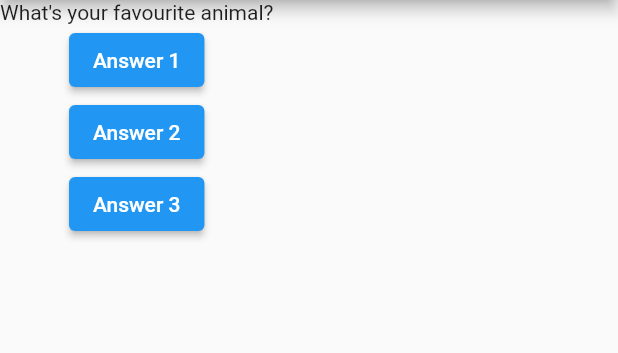
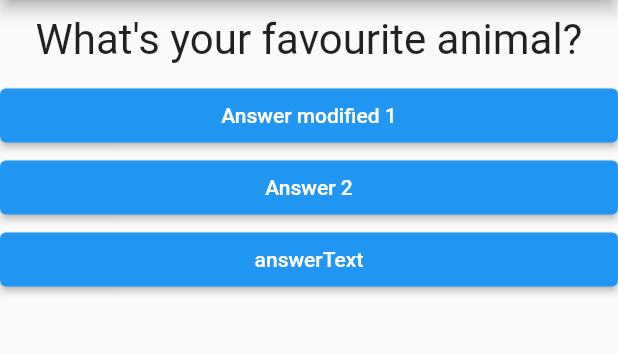
Before and after one commit to DNaranjoDev/old_quiz-app, a Flutter app: the screen it shows after launch, after a tap on "Answer 2", on a phone screen of 412 x 824 dp, the part 84-437 px from its top. Run offline on Flutter 3.47's test engine with Material 2 defaults, Android fonts, the phone set to English and light mode, and no system bars.

Commit message:
Added question & answer widget

```diff
--- /dev/null
+++ b/lib/answer.dart
@@ -0,0 +1,22 @@
+import 'package:flutter/material.dart';
+
+class Answer extends StatelessWidget {
+  String answerText;
+  final VoidCallback selectHandler;
+
+  Answer(this.answerText, this.selectHandler, {super.key});
+
+  @override
+  Widget build(BuildContext context) {
+    return SizedBox(
+      width: double.infinity,
+      child: ElevatedButton(
+        style: ButtonStyle(
+          backgroundColor: MaterialStateProperty.all(Colors.blue),
+        ),
+        onPressed: selectHandler,
+        child: Text(answerText),
+      ),
+    );
+  }
+}
--- a/lib/main.dart
+++ b/lib/main.dart
@@ -1,4 +1,6 @@
 import 'package:flutter/material.dart';
+import './question.dart';
+import './answer.dart';
 
 void main() {
   runApp(MyApp());
@@ -9,31 +11,17 @@ class MyApp extends StatefulWidget {
 
   @override
   State<MyApp> createState() {
-    return MyAppState();
+    return _MyAppState();
   }
 }
 
-class MyAppState extends State<MyApp> {
-  var questionIndex = 0;
-  void answerQuestion1() {
+class _MyAppState extends State<MyApp> {
+  var _questionIndex = 0;
+  void _answerQuestion() {
     setState(() {
-      questionIndex = questionIndex + 1;
+      _questionIndex = _questionIndex + 1;
     });
     print('THE CHOSEN ONE');
-  }
-
-  void answerQuestion2() {
-    setState(() {
-      questionIndex = questionIndex + 1;
-    });
-    print('THE CHOSEN TWO');
-  }
-
-  void answerQuestion3() {
-    setState(() {
-      questionIndex = questionIndex + 1;
-    });
-    print('THE CHOSEN THREE');
   }
 
   @override
@@ -50,20 +38,20 @@ class MyAppState extends State<MyApp> {
         ),
         body: Column(
           children: [
-            Text(
-              questions[questionIndex],
+            Question(
+              questions[_questionIndex],
             ),
-            ElevatedButton(
-              onPressed: answerQuestion1,
-              child: Text('Answer 1'),
+            Answer(
+              'Answer modified 1',
+              _answerQuestion,
             ),
-            ElevatedButton(
-              onPressed: answerQuestion2,
-              child: Text('Answer 2'),
+            Answer(
+              'Answer 2',
+              _answerQuestion,
             ),
-            ElevatedButton(
-              onPressed: answerQuestion3,
-              child: Text('Answer 3'),
+            Answer(
+              'answerText',
+              _answerQuestion,
             ),
           ],
         ),
--- /dev/null
+++ b/lib/question.dart
@@ -0,0 +1,23 @@
+import 'package:flutter/src/widgets/framework.dart';
+import 'package:flutter/src/widgets/placeholder.dart';
+
+import 'package:flutter/material.dart';
+
+class Question extends StatelessWidget {
+  String questionText;
+
+  Question(this.questionText, {super.key});
+
+  @override
+  Widget build(BuildContext context) {
+    return Container(
+      width: double.infinity,
+      margin: const EdgeInsets.all(10),
+      child: Text(
+        questionText,
+        style: const TextStyle(fontSize: 28),
+        textAlign: TextAlign.center,
+      ),
+    );
+  }
+}
```
